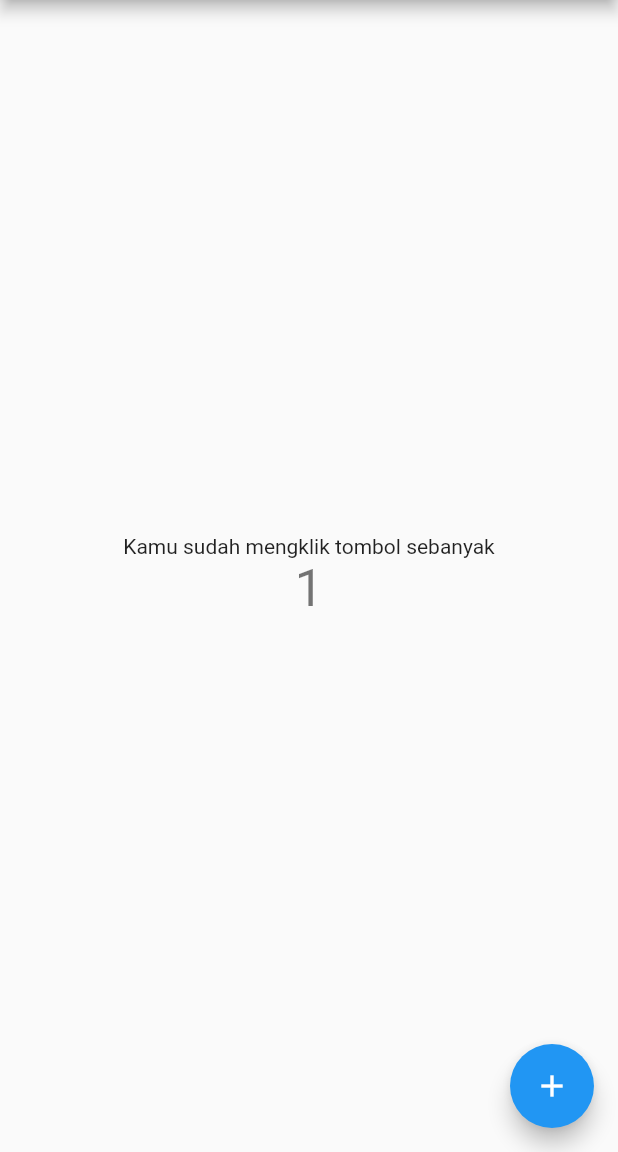
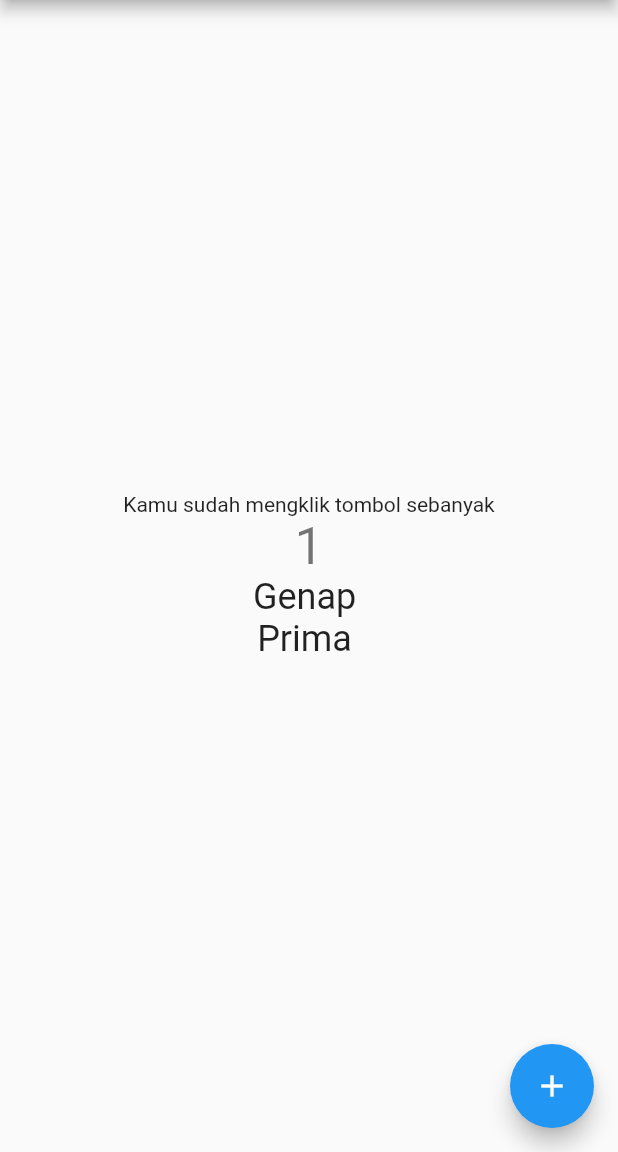
Before and after one commit to ladasattar/wppb_flutter, a Flutter app: the screen it shows after launch, after a tap on the "add" icon, on a phone screen of 412 x 824 dp, the part 84-1236 px from its top. Run offline on Flutter 3.47's test engine with Material 2 defaults, Android fonts, the light colour scheme and no system bars.

Commit message:
Done all percobaan, latihan, and tugas

```diff
--- a/lib/main.dart
+++ b/lib/main.dart
@@ -31,10 +31,33 @@ class MyHomePage extends StatefulWidget {
 
 class _MyHomePageState extends State<MyHomePage> {
   int _counter = 0;
+  int prima = 0;
+  String _text = "Ganjil";
+  String _text2 = "Prima ";
 
   void _incrementCounter() {
     setState(() {
       _counter++;
+      _text = "Genap ";
+      _text2 = "Prima ";
+
+      if (_counter >= 20) _counter = 0;
+
+      for (int i = 1; i <= _counter; i++) {
+        if (i % 2 == 0){
+          if (i % 3 == 0) _text += '${i}, ';
+        }
+      }
+
+      for (int i = 0; i <= _counter; i++) {
+        for (int n = 1; n <= i; n++) {
+          if (i % n == 0) prima++;
+        }
+        if (prima == 2) {
+          _text2 += '${i}, ';
+        }
+        prima = 0;
+      }
     });
   }
 
@@ -55,6 +78,14 @@ class _MyHomePageState extends State<MyHomePage> {
               '$_counter',
               style: Theme.of(context).textTheme.headline4,
             ),
+            Text(
+              _text,
+              style: Theme.of(context).textTheme.headline5,
+            ),
+            Text(
+              _text2,
+              style: Theme.of(context).textTheme.headline5,
+            ),
           ],
         ),
       ),
```
